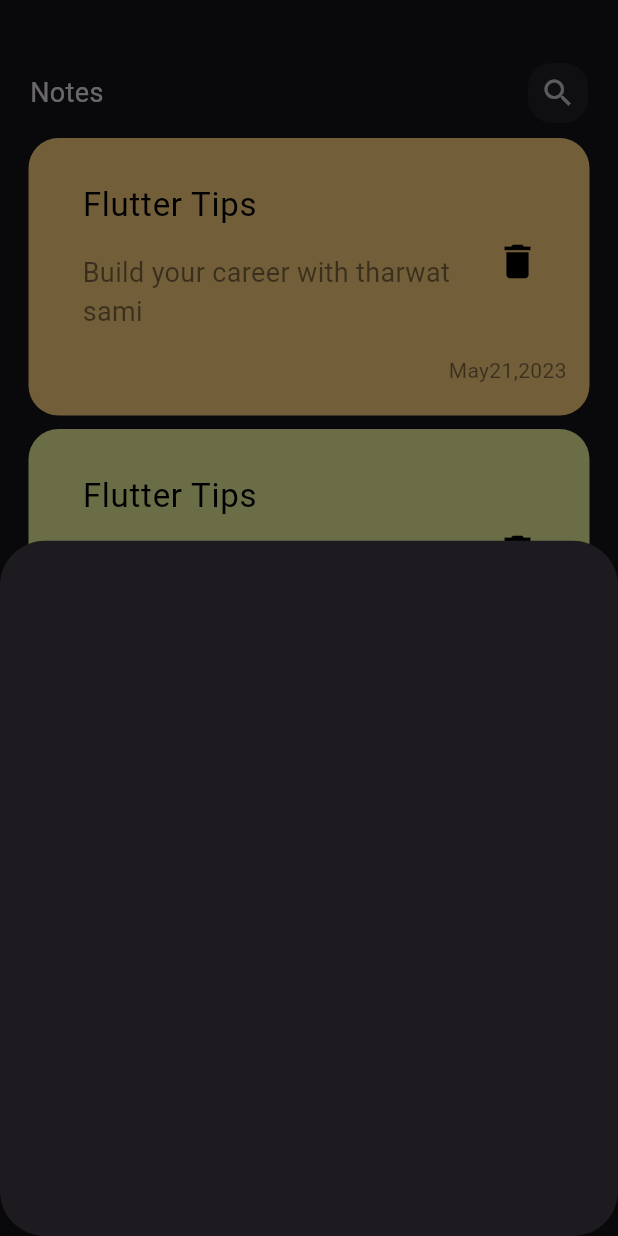
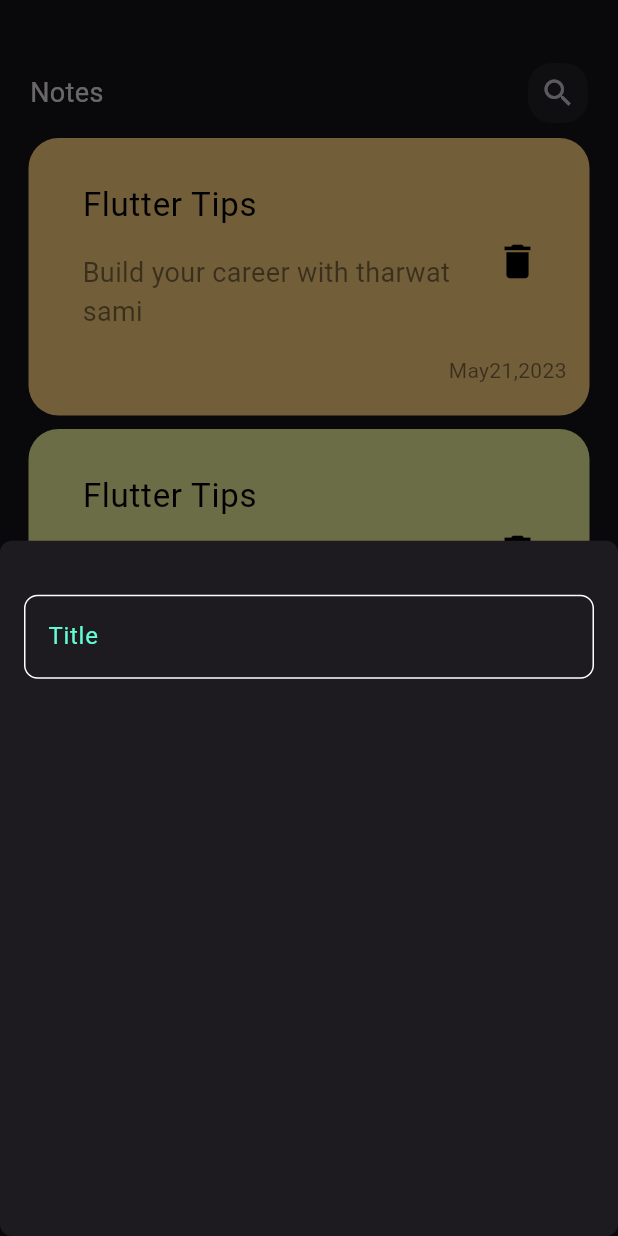
Before and after one commit to Abdullah537-studio/NoteApp, a Flutter app: the screen it shows after launch, after a tap on the "add" icon, on a phone screen of 412 x 824 dp. Run offline on Flutter 3.47's test engine with Material 3 defaults, Android fonts, the phone set to English and light mode, and no system bars.

Commit message:
creat custom text field

```diff
--- a/lib/Widget/Add_note_buttom_sheet.dart
+++ b/lib/Widget/Add_note_buttom_sheet.dart
@@ -1,10 +1,21 @@
 import 'package:flutter/material.dart';
+import 'package:flutter_to_do_list/Widget/custom_text_field.dart';
 
 class AddNoteButtomSheet extends StatelessWidget {
   const AddNoteButtomSheet({super.key});
 
   @override
   Widget build(BuildContext context) {
-    return Container();
+    return const Padding(
+      padding: EdgeInsets.symmetric(horizontal: 16),
+      child: Column(
+        children: [
+          SizedBox(
+            height: 36,
+          ),
+          CustomTextField(),
+        ],
+      ),
+    );
   }
 }
--- /dev/null
+++ b/lib/Widget/Constants.dart
@@ -0,0 +1,3 @@
+import "package:flutter/material.dart";
+
+Color kPrimaryColor = const Color(0xff62FCD7);
--- /dev/null
+++ b/lib/Widget/custom_text_field.dart
@@ -0,0 +1,26 @@
+import 'package:flutter/material.dart';
+import 'package:flutter_to_do_list/Widget/Constants.dart';
+
+class CustomTextField extends StatelessWidget {
+  const CustomTextField({super.key});
+
+  @override
+  Widget build(BuildContext context) {
+    return TextField(
+      cursorColor: kPrimaryColor,
+      decoration: InputDecoration(
+        hintText: "Title",
+        hintStyle: TextStyle(color: kPrimaryColor),
+        border: buildBorder(),
+        enabledBorder: buildBorder(),
+        focusedBorder: buildBorder(kPrimaryColor),
+      ),
+    );
+  }
+
+  OutlineInputBorder buildBorder([color1]) {
+    return OutlineInputBorder(
+        borderSide: BorderSide(color: color1 ?? Colors.white),
+        borderRadius: BorderRadius.circular(9));
+  }
+}
--- a/lib/views/notes_view.dart
+++ b/lib/views/notes_view.dart
@@ -14,9 +14,9 @@ class NotesView extends StatelessWidget {
         onPressed: () {
           showModalBottomSheet(
             shape:
-                RoundedRectangleBorder(borderRadius: BorderRadius.circular(30)),
+                RoundedRectangleBorder(borderRadius: BorderRadius.circular(8)),
             context: context,
-            builder: (context) => AddNoteButtomSheet(),
+            builder: (context) => const AddNoteButtomSheet(),
           );
         },
         child: const Icon(
```
